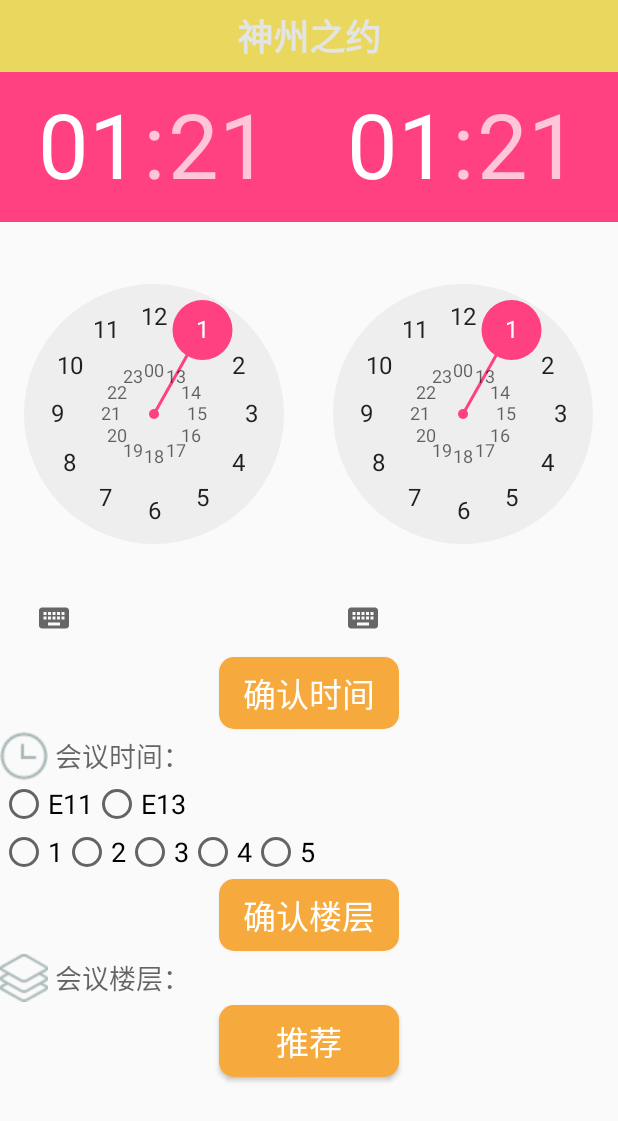
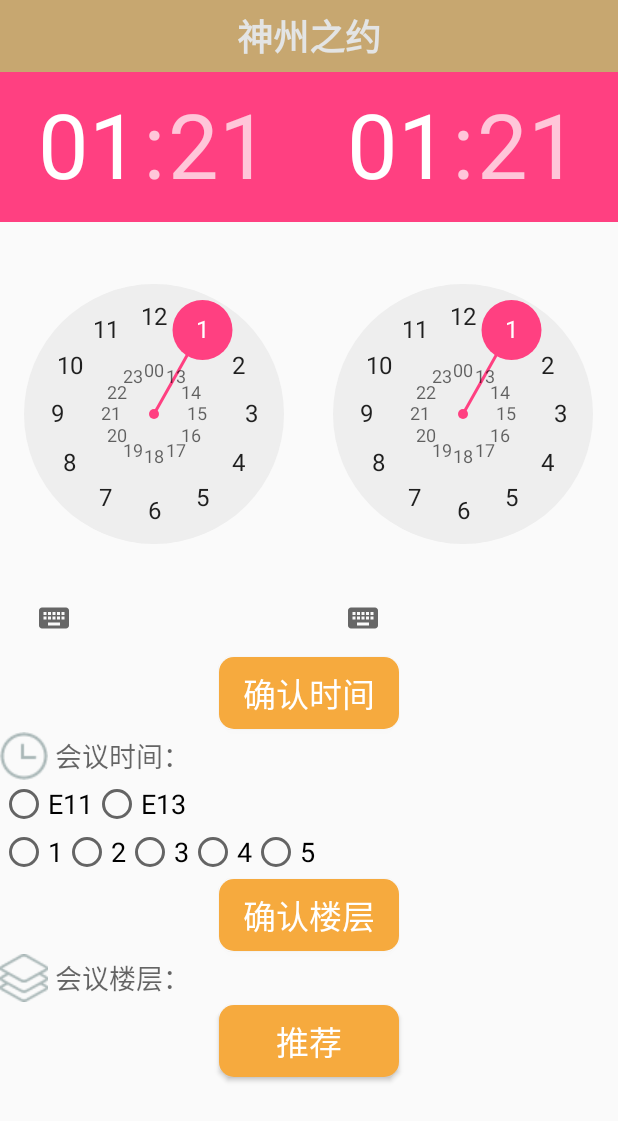
Before and after one commit to HXQWill/BookMeeting, an Android app: the SuggestActivity screen opened directly, with no data from a screen before it, on a phone screen of 412 x 824 dp. Shown: the top 1121 px of the screen. Run offline under Robolectric (Android 15) with nearby library versions, the phone set to English and light mode, and no system bars.

Commit message:
代码规范性（命名） 全局变量->局部变量（内存，可见性 ） 标题栏UI美化

```diff
--- a/src/main/java/com/quan/car/qmeeting/JniUtils.java
+++ b/src/main/java/com/quan/car/qmeeting/JniUtils.java
@@ -1,7 +1,7 @@
 package com.quan.car.qmeeting;
 
 /**
- * Created by car on 2016/8/17.
+ * Created by xingquan.he on 2016/8/17.
  */
 public class JniUtils {
     public static native String getStringFormC();
--- a/src/main/java/com/quan/car/qmeeting/SuggestActivity.java
+++ b/src/main/java/com/quan/car/qmeeting/SuggestActivity.java
@@ -15,13 +15,13 @@ import android.widget.TimePicker;
 import utils.MyDatabaseHelper;
 
 /**
- * Created by 权兴权意 on 2016/8/23.
+ * Created by xingquan.he on 2016/8/23.
  */
 public class SuggestActivity extends Activity{
 
-    private TimePicker startTime_tp_suggest;
-    private TimePicker endTime_tp_suggest;
-    private TextView time_tv_suggest;
+    private TimePicker mStartTimePicker;
+    private TimePicker mEndTimePicker;
+    private TextView mTimeText;
     private Button yesTime_btn_suggest;
     private int mStartHour;
     private int mStartMinute;
@@ -61,14 +61,14 @@ public class SuggestActivity extends Activity{
 
         dbHelper = new MyDatabaseHelper(this, "Meeting.db", null, MyDatabaseHelper.DB_VERSION);
 
-        time_tv_suggest = (TextView) findViewById(R.id.time_tv_suggest);
-        startTime_tp_suggest = (TimePicker) findViewById(R.id.startTime_tp_suggest);
-        startTime_tp_suggest.setIs24HourView(true);
+        mTimeText = (TextView) findViewById(R.id.time_tv_suggest);
+        mStartTimePicker = (TimePicker) findViewById(R.id.startTime_tp_suggest);
+        mStartTimePicker.setIs24HourView(true);
 
-        startTime_tp_suggest.setCurrentHour(startTime_tp_suggest.getCurrentHour());
-        startTime_tp_suggest.setCurrentMinute(startTime_tp_suggest.getCurrentMinute());
+        mStartTimePicker.setCurrentHour(mStartTimePicker.getCurrentHour());
+        mStartTimePicker.setCurrentMinute(mStartTimePicker.getCurrentMinute());
 
-        startTime_tp_suggest.setOnTimeChangedListener(new TimePicker.OnTimeChangedListener() {
+        mStartTimePicker.setOnTimeChangedListener(new TimePicker.OnTimeChangedListener() {
             @Override
             public void onTimeChanged(TimePicker view, int hour, int minute) {
                 mStartHour = hour;
@@ -112,9 +112,9 @@ public class SuggestActivity extends Activity{
 
             }
         });
-        endTime_tp_suggest = (TimePicker) findViewById(R.id.endTime_tp_suggest);
-        endTime_tp_suggest.setIs24HourView(true);
-        endTime_tp_suggest.setOnTimeChangedListener(new TimePicker.OnTimeChangedListener() {
+        mEndTimePicker = (TimePicker) findViewById(R.id.endTime_tp_suggest);
+        mEndTimePicker.setIs24HourView(true);
+        mEndTimePicker.setOnTimeChangedListener(new TimePicker.OnTimeChangedListener() {
             @Override
             public void onTimeChanged(TimePicker view, int hour, int minute) {
                 mEndHour = hour;
@@ -127,7 +127,7 @@ public class SuggestActivity extends Activity{
         yesTime_btn_suggest.setOnClickListener(new View.OnClickListener() {
             @Override
             public void onClick(View view) {
-                time_tv_suggest.setText(new StringBuffer().append(" ").append(FormatTime(mStartHour))
+                mTimeText.setText(new StringBuffer().append(" ").append(FormatTime(mStartHour))
                         .append(":").append(FormatTime(mStartMinute))
                         .append("-").append(FormatTime(mEndHour))
                         .append(":").append(FormatTime(mEndMinute)));
--- a/src/main/res/layout/part_title.xml
+++ b/src/main/res/layout/part_title.xml
@@ -1,6 +1,6 @@
 <?xml version="1.0" encoding="utf-8"?>
 <RelativeLayout
-    android:background="#e9d85d"
+    android:background="@color/common_color_ten_c7a770"
     android:paddingLeft="1dp"
     android:paddingRight="1dp"
     android:layout_width="fill_parent"
--- a/src/main/res/values/colors.xml
+++ b/src/main/res/values/colors.xml
@@ -6,4 +6,5 @@
     <color name="nornal">#ffe3e4e4</color>
     <color name="grey">#beefef</color>
     <color name="black">#ff130c0e</color>
+    <color name="common_color_ten_c7a770">#c7a770</color>
 </resources>
```
Also changed, not shown: src/main/java/com/quan/car/qmeeting/GuideActivity.java (+10 -10 lines), 2 other files.
